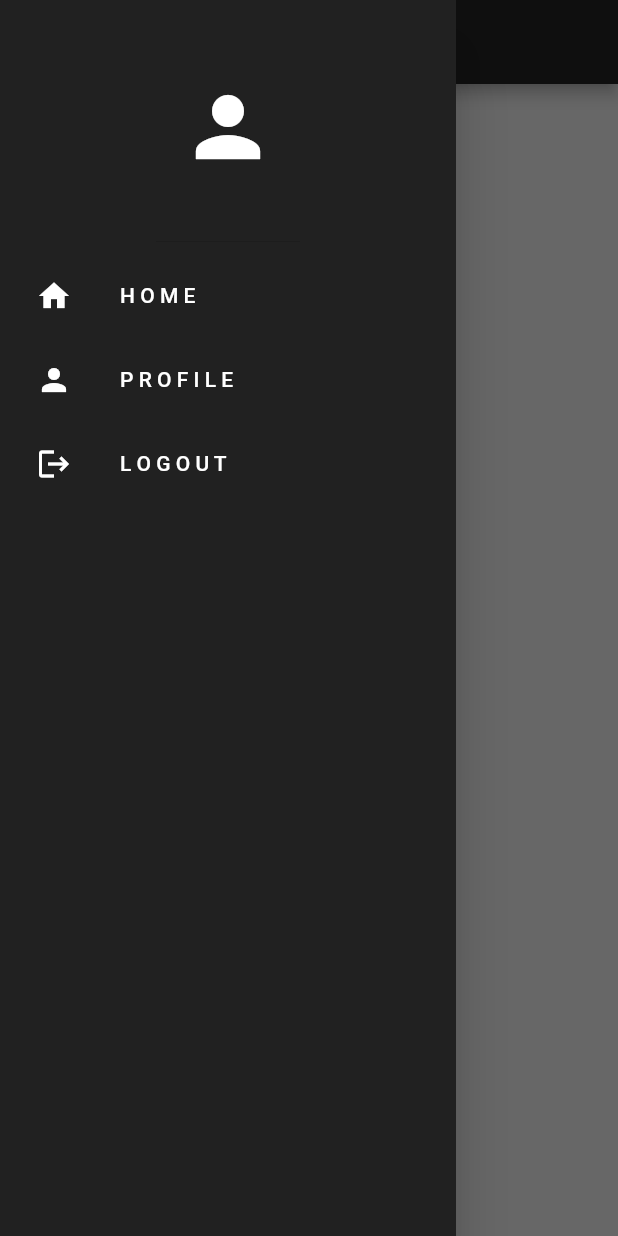
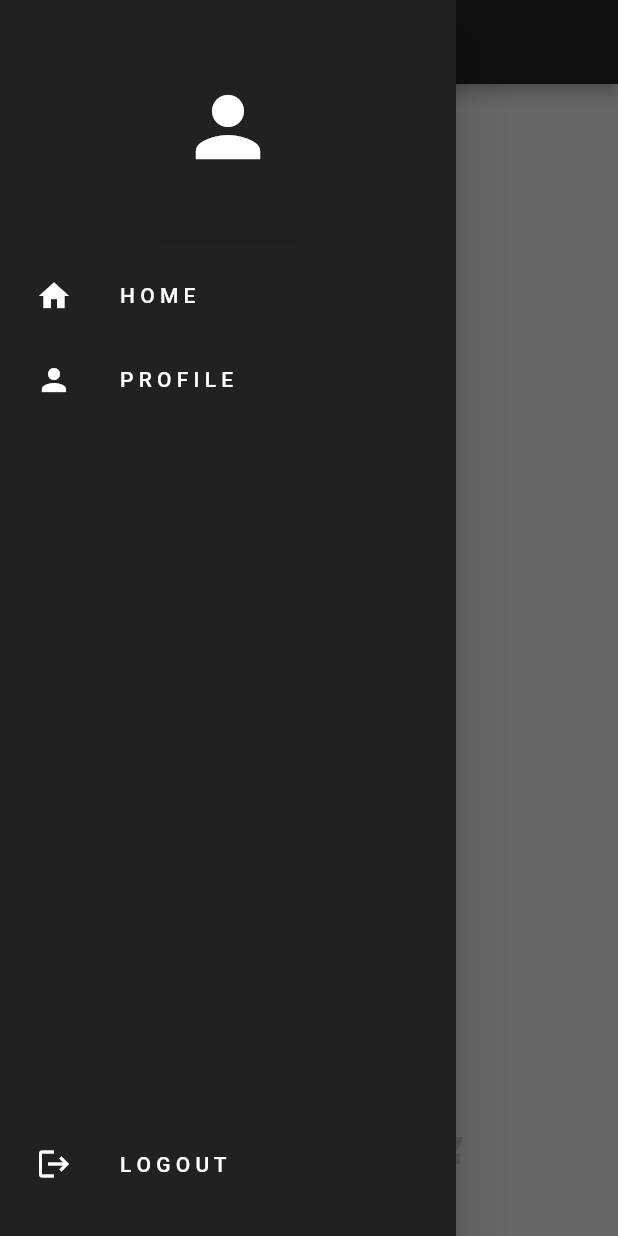
Before and after one commit to Maxen16/TaxiApp, a Flutter app: the screen it shows once a user with an empty profile is signed in, with the side drawer open, on a phone screen of 412 x 824 dp. Run offline on Flutter 3.47's test engine with Material 2 defaults, Android fonts, the phone set to English and light mode, and no system bars; drawn by our look-alikes of google_nav_bar; our stand-ins replace firebase_auth, firebase_core; accounts and stored records are empty.

Commit message:
Nav bar added

```diff
--- /dev/null
+++ b/lib/components/bottom_nav_bar.dart
@@ -0,0 +1,40 @@
+import 'package:flutter/material.dart';
+import 'package:google_nav_bar/google_nav_bar.dart';
+
+class MyBottomNavBar extends StatelessWidget {
+  void Function(int)? onTabChange;
+  MyBottomNavBar({super.key, required this.onTabChange});
+
+  @override
+  Widget build(BuildContext context) {
+    return  Container(
+      padding: const  EdgeInsets.symmetric(vertical: 20),
+      child: GNav(
+        color: Colors.grey[400],
+        activeColor: Colors.grey[700],
+        tabActiveBorder: Border.all(color: Colors.white),
+        tabBackgroundColor: Colors.grey.shade100,
+        mainAxisAlignment: MainAxisAlignment.center,
+        tabBorderRadius: 16,
+        haptic: true,
+        gap: 5,
+        onTabChange: (value) => onTabChange!(value),
+        tabs: const [
+          GButton(
+            icon: Icons.hail,
+            text: 'Book',
+          ),
+          GButton(
+            icon: Icons.local_taxi,
+            text: 'Drivers',
+          ),
+          GButton(
+            icon: Icons.shopping_cart,
+            text: 'My rides',
+          ),
+
+        ],
+      ),
+    );
+  }
+}
--- a/lib/components/drawer.dart
+++ b/lib/components/drawer.dart
@@ -10,15 +10,20 @@ class MyDrawer extends StatelessWidget {
   Widget build(BuildContext context) {
     return Drawer(
       backgroundColor: Colors.grey[900],
-      child: Column(children: [
+      child: Column(
+        mainAxisAlignment: MainAxisAlignment.spaceBetween,
+        children: [
         //header
-        const DrawerHeader(
+        Column(
+          children:[
+          const DrawerHeader(
           child: Icon(
             Icons.person,
             color: Colors.white,
             size: 64,
           ),
         ),
+
 
         //home list tile
 
@@ -27,8 +32,12 @@ class MyDrawer extends StatelessWidget {
         //profile list tile
         MyListTile(icon: Icons.person, text: 'P R O F I L E', onTap: onProfileTap,),
 
+      ],),
         //logout list tile
-        MyListTile(icon: Icons.logout, text: 'L O G O U T', onTap: onSignOutTap,),
+        Padding(
+          padding: const EdgeInsets.only(bottom: 20.0),
+          child: MyListTile(icon: Icons.logout, text: 'L O G O U T', onTap: onSignOutTap,),
+        ),
       ]),
     );
   }
--- /dev/null
+++ b/lib/pages/book_ride.dart
@@ -0,0 +1,15 @@
+import 'package:flutter/material.dart';
+
+class BookRide extends StatefulWidget {
+  const BookRide({super.key});
+
+  @override
+  State<BookRide> createState() => _MyWidgetState();
+}
+
+class _MyWidgetState extends State<BookRide> {
+  @override
+  Widget build(BuildContext context) {
+    return const Center(child: Text('Book Ride Page'),);
+  }
+}
--- /dev/null
+++ b/lib/pages/cab_drivers.dart
@@ -0,0 +1,15 @@
+import 'package:flutter/material.dart';
+
+class CabDrivers extends StatefulWidget {
+  const CabDrivers({super.key});
+
+  @override
+  State<CabDrivers> createState() => CCabDriversState();
+}
+
+class CCabDriversState extends State<CabDrivers> {
+  @override
+  Widget build(BuildContext context) {
+    return const Center(child: Text('Cab Drivers'),);
+  }
+}
--- a/lib/pages/home_page.dart
+++ b/lib/pages/home_page.dart
@@ -2,7 +2,12 @@ import 'package:firebase_auth/firebase_auth.dart';
 // import 'package:firebase_core/firebase_core.dart';
 import 'package:flutter/material.dart';
 import 'package:taxi_app/components/drawer.dart';
+import 'package:taxi_app/pages/book_ride.dart';
+import 'package:taxi_app/pages/cab_drivers.dart';
+import 'package:taxi_app/pages/my_ride.dart';
 import 'package:taxi_app/pages/profile_page.dart';
+
+import '../components/bottom_nav_bar.dart';
 
 class HomePage extends StatefulWidget {
   const HomePage({super.key});
@@ -25,6 +30,29 @@ void goToProfile(){
   Navigator.push(context, MaterialPageRoute(builder: (context)=> const ProfilePage(),),);
 }
 
+//this is selected index to control navigation bar
+int _selectedIndex = 0;
+
+//this method will update our selected index,when user tap on bottom bar
+void navigateBottomBar(int index){
+  setState(() {
+    _selectedIndex = index;
+  });
+}
+
+final List<Widget> _pages =[
+  //book my ride home page
+  const BookRide(),
+
+  //cab drivers page
+  const CabDrivers(),
+
+  //My Ride Page
+  const MyRide(),
+
+];
+
+
   @override
   Widget build(BuildContext context) {
     return Scaffold(
@@ -39,19 +67,11 @@ void goToProfile(){
         // ],
         backgroundColor: Colors.grey[900],
       ),
-      body: const Column(
-        //choose an airport dropdown menu
-
-        //choose destination
-
-        //choose arrival date
-
-        //choose arrival time
-
-        //a button to confirm or book the ride
-
+      body: _pages[_selectedIndex],
+      drawer: MyDrawer(onProfileTap: goToProfile,onSignOutTap: signUserOut,),
+      bottomNavigationBar: MyBottomNavBar(
+        onTabChange: (index) => navigateBottomBar(index),
       ),
-      drawer: MyDrawer(onProfileTap: goToProfile,onSignOutTap: signUserOut,),
     );
   }
 }
--- /dev/null
+++ b/lib/pages/my_ride.dart
@@ -0,0 +1,15 @@
+import 'package:flutter/material.dart';
+
+class MyRide extends StatefulWidget {
+  const MyRide({super.key});
+
+  @override
+  State<MyRide> createState() => _MyRideState();
+}
+
+class _MyRideState extends State<MyRide> {
+  @override
+  Widget build(BuildContext context) {
+    return const Center(child: Text('My Ride Page'),);
+  }
+}
--- a/pubspec.yaml
+++ b/pubspec.yaml
@@ -37,6 +37,7 @@ dependencies:
   cupertino_icons: ^1.0.2
   firebase_core: ^2.13.0
   firebase_auth: ^4.6.1
+  google_nav_bar: ^5.0.6
 
 dev_dependencies:
   flutter_test:
```
Also changed, not shown: pubspec.lock.
